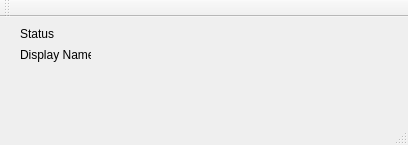
The window that mainwindow.ui (sammy8806/tracks-controller) describes before a commit, drawn with Qt 5.
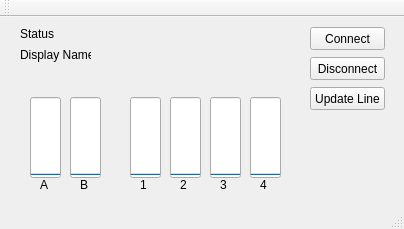
The same window after the commit.

What changed in the file:
```diff
--- a/mainwindow.ui
+++ b/mainwindow.ui
@@ -6,8 +6,8 @@
    <rect>
     <x>0</x>
     <y>0</y>
-    <width>408</width>
-    <height>145</height>
+    <width>404</width>
+    <height>229</height>
    </rect>
   </property>
   <property name="windowTitle">
@@ -58,7 +58,7 @@
      <rect>
       <x>100</x>
       <y>30</y>
-      <width>261</width>
+      <width>191</width>
       <height>16</height>
      </rect>
     </property>
@@ -66,6 +66,255 @@
      <string/>
     </property>
    </widget>
+   <widget class="QProgressBar" name="inA">
+    <property name="geometry">
+     <rect>
+      <x>30</x>
+      <y>80</y>
+      <width>31</width>
+      <height>81</height>
+     </rect>
+    </property>
+    <property name="value">
+     <number>0</number>
+    </property>
+    <property name="orientation">
+     <enum>Qt::Vertical</enum>
+    </property>
+    <property name="invertedAppearance">
+     <bool>false</bool>
+    </property>
+    <property name="textDirection">
+     <enum>QProgressBar::TopToBottom</enum>
+    </property>
+   </widget>
+   <widget class="QProgressBar" name="inB">
+    <property name="geometry">
+     <rect>
+      <x>70</x>
+      <y>80</y>
+      <width>31</width>
+      <height>81</height>
+     </rect>
+    </property>
+    <property name="value">
+     <number>0</number>
+    </property>
+    <property name="orientation">
+     <enum>Qt::Vertical</enum>
+    </property>
+    <property name="invertedAppearance">
+     <bool>false</bool>
+    </property>
+    <property name="textDirection">
+     <enum>QProgressBar::TopToBottom</enum>
+    </property>
+   </widget>
+   <widget class="QProgressBar" name="out1">
+    <property name="geometry">
+     <rect>
+      <x>130</x>
+      <y>80</y>
+      <width>31</width>
+      <height>81</height>
+     </rect>
+    </property>
+    <property name="value">
+     <number>0</number>
+    </property>
+    <property name="orientation">
+     <enum>Qt::Vertical</enum>
+    </property>
+    <property name="invertedAppearance">
+     <bool>false</bool>
+    </property>
+    <property name="textDirection">
+     <enum>QProgressBar::TopToBottom</enum>
+    </property>
+   </widget>
+   <widget class="QProgressBar" name="out2">
+    <property name="geometry">
+     <rect>
+      <x>170</x>
+      <y>80</y>
+      <width>31</width>
+      <height>81</height>
+     </rect>
+    </property>
+    <property name="value">
+     <number>0</number>
+    </property>
+    <property name="orientation">
+     <enum>Qt::Vertical</enum>
+    </property>
+    <property name="invertedAppearance">
+     <bool>false</bool>
+    </property>
+    <property name="textDirection">
+     <enum>QProgressBar::TopToBottom</enum>
+    </property>
+   </widget>
+   <widget class="QProgressBar" name="out3">
+    <property name="geometry">
+     <rect>
+      <x>210</x>
+      <y>80</y>
+      <width>31</width>
+      <height>81</height>
+     </rect>
+    </property>
+    <property name="value">
+     <number>0</number>
+    </property>
+    <property name="orientation">
+     <enum>Qt::Vertical</enum>
+    </property>
+    <property name="invertedAppearance">
+     <bool>false</bool>
+    </property>
+    <property name="textDirection">
+     <enum>QProgressBar::TopToBottom</enum>
+    </property>
+   </widget>
+   <widget class="QProgressBar" name="out4">
+    <property name="geometry">
+     <rect>
+      <x>250</x>
+      <y>80</y>
+      <width>31</width>
+      <height>81</height>
+     </rect>
+    </property>
+    <property name="value">
+     <number>0</number>
+    </property>
+    <property name="orientation">
+     <enum>Qt::Vertical</enum>
+    </property>
+    <property name="invertedAppearance">
+     <bool>false</bool>
+    </property>
+    <property name="textDirection">
+     <enum>QProgressBar::TopToBottom</enum>
+    </property>
+   </widget>
+   <widget class="QLabel" name="label_3">
+    <property name="geometry">
+     <rect>
+      <x>40</x>
+      <y>160</y>
+      <width>21</width>
+      <height>16</height>
+     </rect>
+    </property>
+    <property name="text">
+     <string>A</string>
+    </property>
+   </widget>
+   <widget class="QLabel" name="label_4">
+    <property name="geometry">
+     <rect>
+      <x>80</x>
+      <y>160</y>
+      <width>21</width>
+      <height>16</height>
+     </rect>
+    </property>
+    <property name="text">
+     <string>B</string>
+    </property>
+   </widget>
+   <widget class="QLabel" name="label_5">
+    <property name="geometry">
+     <rect>
+      <x>140</x>
+      <y>160</y>
+      <width>10</width>
+      <height>16</height>
+     </rect>
+    </property>
+    <property name="text">
+     <string>1</string>
+    </property>
+   </widget>
+   <widget class="QLabel" name="label_6">
+    <property name="geometry">
+     <rect>
+      <x>180</x>
+      <y>160</y>
+      <width>10</width>
+      <height>16</height>
+     </rect>
+    </property>
+    <property name="text">
+     <string>2</string>
+    </property>
+   </widget>
+   <widget class="QLabel" name="label_7">
+    <property name="geometry">
+     <rect>
+      <x>220</x>
+      <y>160</y>
+      <width>10</width>
+      <height>16</height>
+     </rect>
+    </property>
+    <property name="text">
+     <string>3</string>
+    </property>
+   </widget>
+   <widget class="QLabel" name="label_8">
+    <property name="geometry">
+     <rect>
+      <x>260</x>
+      <y>160</y>
+      <width>10</width>
+      <height>16</height>
+     </rect>
+    </property>
+    <property name="text">
+     <string>4</string>
+    </property>
+   </widget>
+   <widget class="QPushButton" name="btnConnect">
+    <property name="geometry">
+     <rect>
+      <x>310</x>
+      <y>10</y>
+      <width>75</width>
+      <height>23</height>
+     </rect>
+    </property>
+    <property name="text">
+     <string>Connect</string>
+    </property>
+   </widget>
+   <widget class="QPushButton" name="btnDisconnect">
+    <property name="geometry">
+     <rect>
+      <x>310</x>
+      <y>40</y>
+      <width>75</width>
+      <height>23</height>
+     </rect>
+    </property>
+    <property name="text">
+     <string>Disconnect</string>
+    </property>
+   </widget>
+   <widget class="QPushButton" name="btnLineUpdate">
+    <property name="geometry">
+     <rect>
+      <x>310</x>
+      <y>70</y>
+      <width>75</width>
+      <height>23</height>
+     </rect>
+    </property>
+    <property name="text">
+     <string>Update Line</string>
+    </property>
+   </widget>
   </widget>
   <widget class="QMenuBar" name="menuBar">
    <property name="geometry">
```
Left out of the diff: 2 changed lines with no effect on the pictures.
